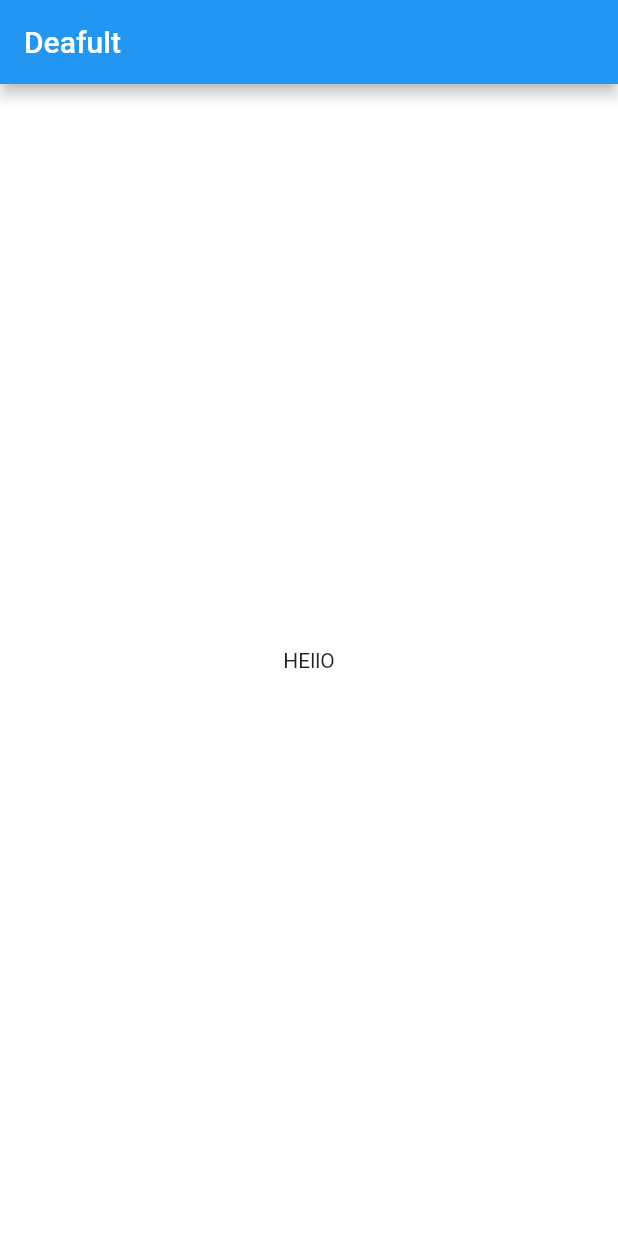
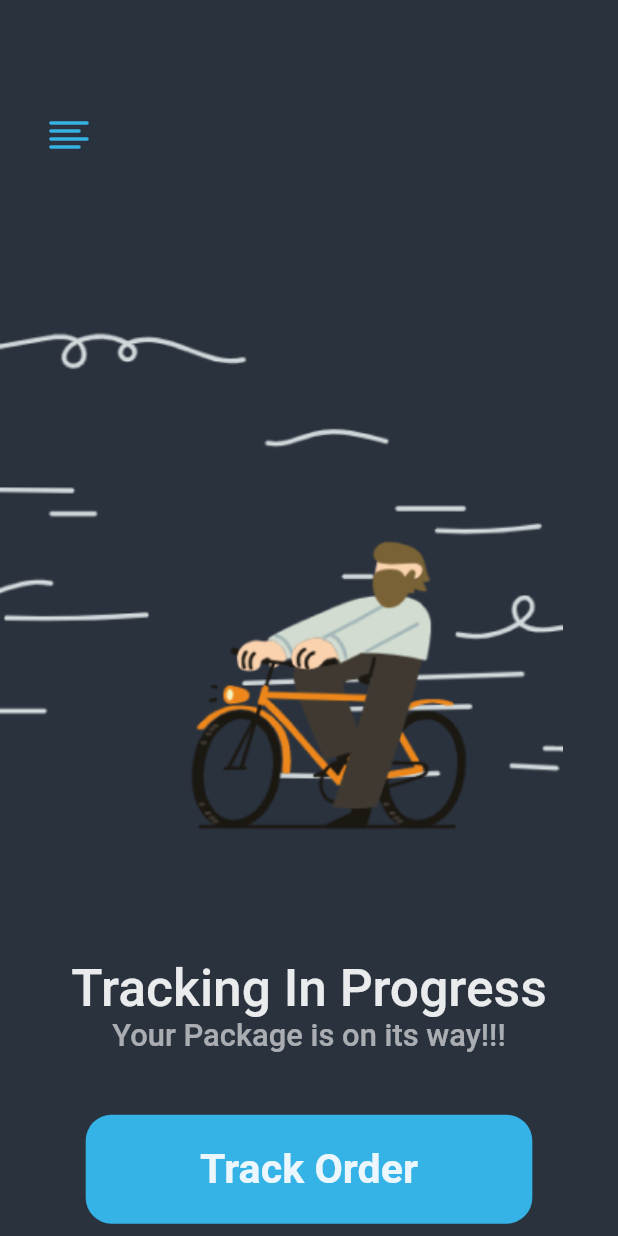
Before and after one commit to ShohjahonMurodov/default_homework_project, a Flutter app: the screen it shows after launch, on a phone screen of 412 x 824 dp. Run offline on Flutter 3.47's test engine with Material 3 defaults, Android fonts, the phone set to English and light mode, and no system bars; our stand-ins replace flutter_local_notifications, flutter_screenutil, flutter_svg, flutter_timezone, google_maps_flutter, location and 2 more.

Commit message:
1-2 ta xatosi bor. Shularni to'g'irlasam bo'ldi :)

```diff
--- a/lib/main.dart
+++ b/lib/main.dart
@@ -1,10 +1,27 @@
+import 'dart:async';
+
 import 'package:flutter/material.dart';
 import 'package:flutter_screenutil/flutter_screenutil.dart';
+import 'package:homework/screens/location/location_screen.dart';
+import 'package:homework/services/local_notification_services.dart';
+import 'package:homework/views/location_view/location_view_model.dart';
+import 'package:homework/views/maps_view/maps_view_model.dart';
+import 'package:provider/provider.dart';
 
-import 'hello_screen.dart';
+Future<void> main() async {
+  WidgetsFlutterBinding.ensureInitialized();
 
-void main() {
-  runApp(const MyApp());
+  await configureLocalTimeZone();
+
+  runApp(
+    MultiProvider(
+      providers: [
+        ChangeNotifierProvider(create: (_) => LocationViewModel()),
+        ChangeNotifierProvider(create: (_) => MapsViewModel()),
+      ],
+      child: const MyApp(),
+    ),
+  );
 }
 
 class MyApp extends StatefulWidget {
@@ -15,19 +32,23 @@ class MyApp extends StatefulWidget {
 }
 
 class _MyAppState extends State<MyApp> {
+  final GlobalKey<NavigatorState> navigatorKey = GlobalKey<NavigatorState>();
+
   @override
   Widget build(BuildContext context) {
+    LocalNotificationService.localNotificationService.init(navigatorKey);
     return ScreenUtilInit(
       designSize: const Size(375, 812),
       builder: (context, child) {
         ScreenUtil.init(context);
         return MaterialApp(
+          navigatorKey: navigatorKey,
           debugShowCheckedModeBanner: false,
           theme: ThemeData(useMaterial3: false),
           home: child,
         );
       },
-      child: const HelloScreen(),
+      child: const LocationScreen(),
     );
   }
 }
--- /dev/null
+++ b/lib/screens/location/location_screen.dart
@@ -0,0 +1,113 @@
+import 'package:flutter/material.dart';
+import 'package:flutter_screenutil/flutter_screenutil.dart';
+import 'package:flutter_svg/flutter_svg.dart';
+import 'package:google_maps_flutter/google_maps_flutter.dart';
+import 'package:homework/screens/map/map_screen.dart';
+import 'package:homework/services/local_notification_services.dart';
+import 'package:homework/utils/app_images.dart';
+import 'package:homework/utils/size_utils.dart';
+import 'package:homework/views/location_view/location_view_model.dart';
+import 'package:homework/views/maps_view/maps_view_model.dart';
+import 'package:provider/provider.dart';
+
+class LocationScreen extends StatefulWidget {
+  const LocationScreen({super.key});
+
+  @override
+  State<LocationScreen> createState() => _LocationScreenState();
+}
+
+class _LocationScreenState extends State<LocationScreen> {
+  @override
+  Widget build(BuildContext context) {
+    width = MediaQuery.of(context).size.width;
+    height = MediaQuery.of(context).size.height;
+
+    context.read<LocationViewModel>();
+
+    return Scaffold(
+      backgroundColor: const Color(0xFF2A323E),
+      body: Column(
+        crossAxisAlignment: CrossAxisAlignment.start,
+        children: [
+          65.getH(),
+          Padding(
+            padding: EdgeInsets.symmetric(horizontal: 20.w),
+            child: IconButton(
+              onPressed: () {},
+              icon: SvgPicture.asset(
+                AppImages.menu,
+              ),
+            ),
+          ),
+          Image.asset(AppImages.pictures),
+          42.getH(),
+          Center(
+            child: Text(
+              "Tracking In Progress",
+              style: TextStyle(
+                color: Colors.white.withOpacity(.9),
+                fontSize: 30.sp,
+                fontWeight: FontWeight.w500,
+              ),
+            ),
+          ),
+          Center(
+            child: Text(
+              "Your Package is on its way!!!",
+              style: TextStyle(
+                color: Colors.white.withOpacity(.6),
+                fontSize: 18.sp,
+                fontWeight: FontWeight.w500,
+              ),
+            ),
+          ),
+          40.getH(),
+          Padding(
+            padding: EdgeInsets.symmetric(horizontal: 52.w),
+            child: SizedBox(
+              width: double.infinity,
+              child: TextButton(
+                style: TextButton.styleFrom(
+                  padding: EdgeInsets.symmetric(vertical: 20.h),
+                  backgroundColor: const Color(0xFF35B2E6),
+                  shape: RoundedRectangleBorder(
+                    borderRadius: BorderRadius.circular(15.r),
+                  ),
+                ),
+                onPressed: () {
+                  LatLng? latLng = context.read<LocationViewModel>().latLng;
+                  if (latLng != null) {
+                    Provider.of<MapsViewModel>(context, listen: false)
+                        .setLatInitialLong(latLng);
+                    LocalNotificationService().showNotification(
+                      title: "Attention!",
+                      body: "Coordinate: $latLng",
+                      id: DateTime.now().millisecond,
+                    );
+                    Navigator.push(
+                      context,
+                      MaterialPageRoute(
+                        builder: (context) {
+                          return const MapScreen();
+                        },
+                      ),
+                    );
+                  }
+                },
+                child: Text(
+                  "Track Order",
+                  style: TextStyle(
+                    color: Colors.white.withOpacity(.9),
+                    fontSize: 24.sp,
+                    fontWeight: FontWeight.w600,
+                  ),
+                ),
+              ),
+            ),
+          ),
+        ],
+      ),
+    );
+  }
+}
--- a/lib/utils/app_images.dart
+++ b/lib/utils/app_images.dart
@@ -1,3 +1,7 @@
-class AppImages{
-
+class AppImages {
+  static const String work = "assets/images/work.png";
+  static const String home = "assets/images/home.png";
+  static const String location = "assets/images/location.png";
+  static const String pictures = "assets/images/pictures.png";
+  static const String menu = "assets/icons/menu.svg";
 }
```
Also changed, not shown: lib/screens/map/map_screen.dart (added, +127 -0 lines), lib/screens/map/widgets/map_type_item.dart (added, +132 -0 lines), lib/services/local_notification_services.dart (added, +165 -0 lines), lib/views/location_view/location_view_model.dart (added, +56 -0 lines), lib/views/maps_view/maps_view_model.dart (added, +79 -0 lines), pubspec.yaml (+8 -3 lines), assets/icons/menu.svg (added), assets/images/home.png (added), assets/images/location.png (added), assets/images/pictures.png (added), assets/images/work.png (added), pubspec.lock, 4 other files.
